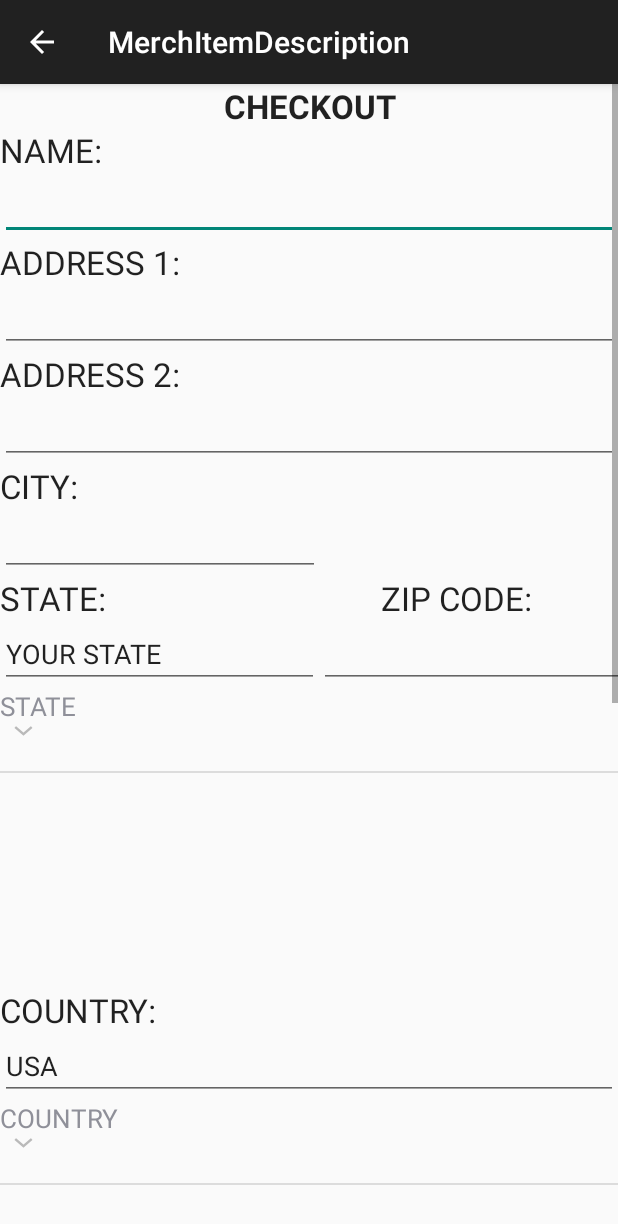
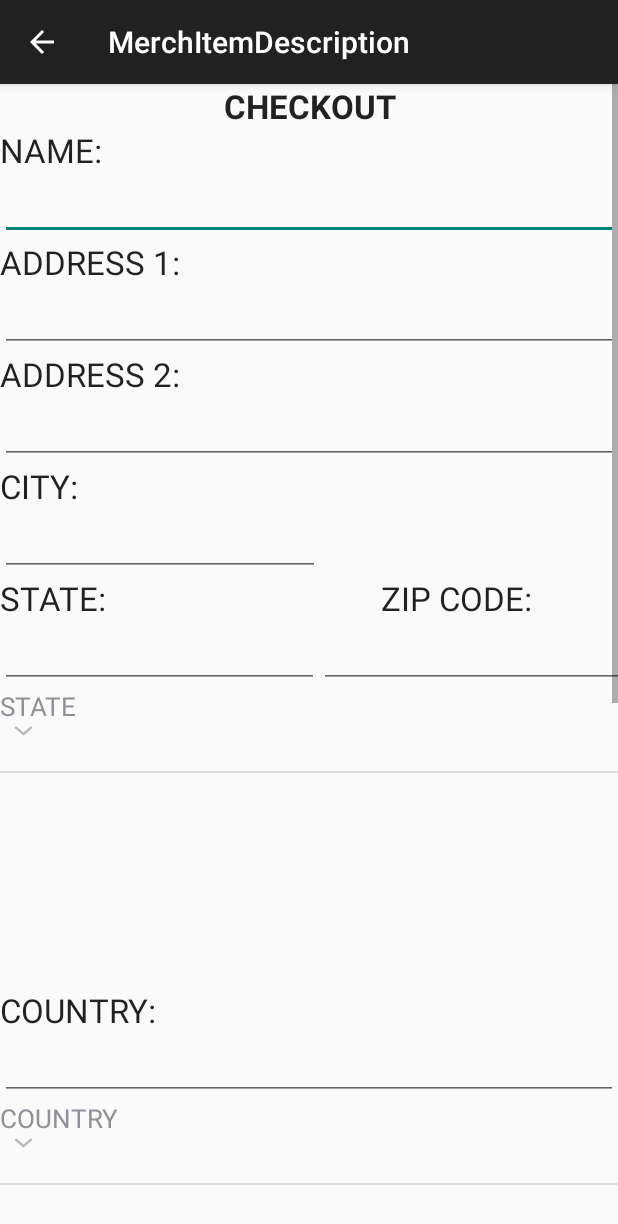
Before and after one commit to tujasiri/Truth-Universal-App-Android, an Android app: the StripeActivity screen opened directly, with no data from a screen before it, on a phone screen of 412 x 824 dp. Shown: the top 1224 px of the screen. Run offline under Robolectric (Android 15) with nearby library versions, the phone set to English and light mode, and no system bars.

Commit message:
removed default values in stripe_checkout form.  StripeActivity.java crashes on ParseInt routine because exp_month_value_textview and exp_year_value_textview are null. LINE 767

```diff
--- a/app/src/main/java/com/truthuniversal/tujasiri/truthuniversalapp/StripeActivity.java
+++ b/app/src/main/java/com/truthuniversal/tujasiri/truthuniversalapp/StripeActivity.java
@@ -767,6 +767,7 @@ public class StripeActivity extends AppCompatActivity {
                 recipientCardExpirationMonth  = Integer.parseInt(recipCardExpirationMonth.getText().toString());
 
                 TextView recipCardExpirationYear = (TextView) findViewById(R.id.exp_year_value_textview);
+
                 recipientCardExpirationYear  = Integer.parseInt(recipCardExpirationYear.getText().toString());
 
                 //emailDataMap.put("recpientEmail");
--- a/app/src/main/res/layout/stripe_checkout.xml
+++ b/app/src/main/res/layout/stripe_checkout.xml
@@ -177,7 +177,7 @@
            android:ems="10"
            android:id="@+id/state_edit_text"
            android:layout_weight="0.06"
-           android:text="YOUR STATE" />
+           android:text="" />
 
         <EditText
             android:layout_width="wrap_content"
@@ -222,7 +222,7 @@
         android:id="@+id/country_edit_text"
         android:layout_weight="0.06"
         android:autoText="false"
-        android:text="USA" />
+        android:text="" />
 
     <ExpandableListView
         android:layout_width="match_parent"
@@ -361,7 +361,7 @@
             android:textStyle="normal"
             android:layout_gravity="left|center_horizontal"
             android:gravity="center_vertical|left"
-        android:text="09" />
+        android:text="" />
 
         <TextView
             android:layout_width="wrap_content"
@@ -375,7 +375,7 @@
             android:textStyle="normal"
             android:layout_gravity="center"
             android:gravity="center_vertical|center"
-            android:text="2099" />
+            android:text="" />
 
 
 
```
Also changed, not shown: 5 other files.
